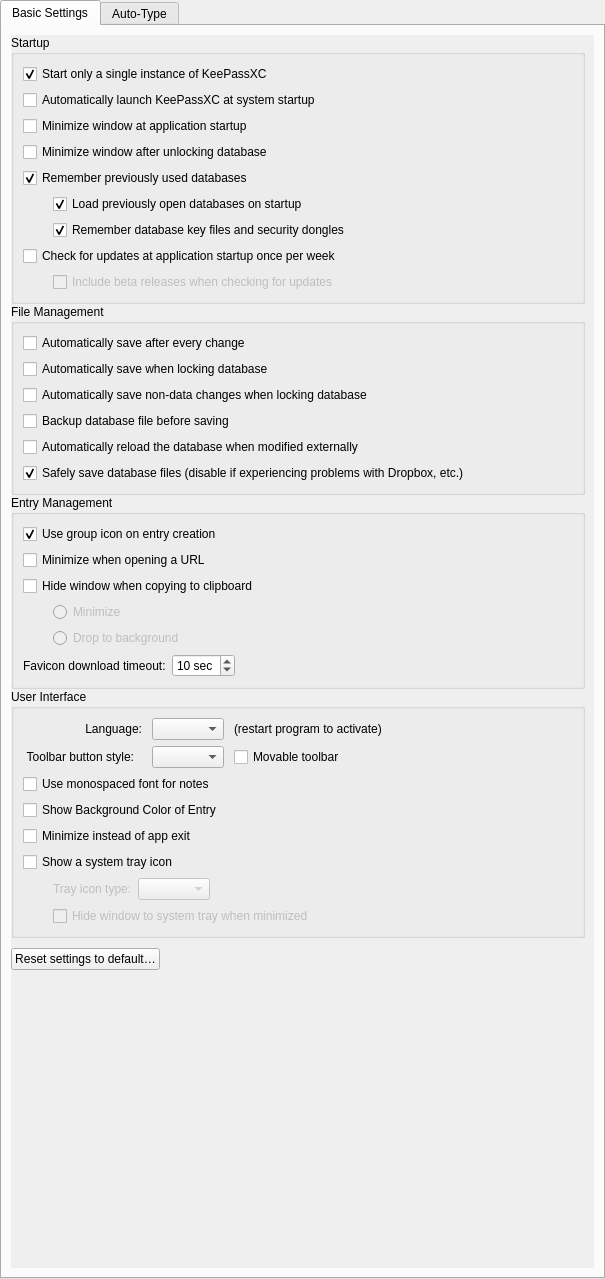
newhinton/keepassxc, file src/gui/ApplicationSettingsWidgetGeneral.ui: the form before one commit.
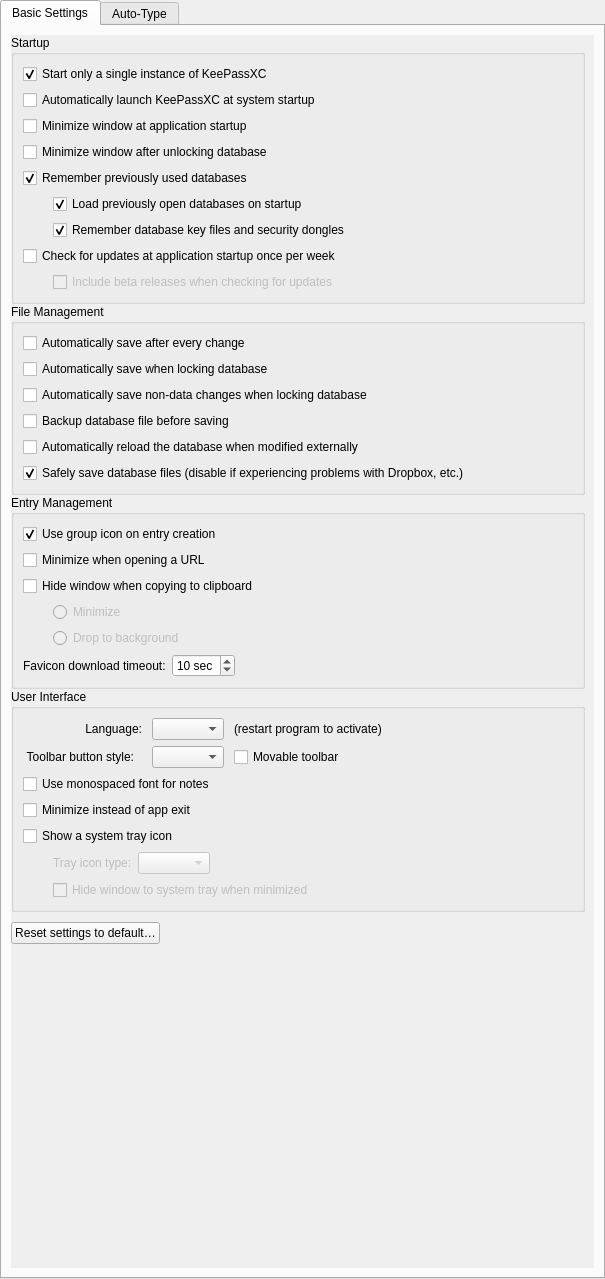
The form after the commit. Custom widgets are drawn as their Qt base class.

Commit message: Remove setting and make colordecision implicit

```diff
--- a/src/gui/ApplicationSettingsWidgetGeneral.ui
+++ b/src/gui/ApplicationSettingsWidgetGeneral.ui
@@ -577,13 +577,6 @@
                 </property>
                </widget>
               </item>
-              <item>
-               <widget class="QCheckBox" name="rowBackgroundColorCheckBox">
-                <property name="text">
-                 <string>Show Background Color of Entry</string>
-                </property>
-               </widget>
-              </item>
               <item>
                <widget class="QCheckBox" name="minimizeOnCloseCheckBox">
                 <property name="text">
```
The commit also changes 6 other files.
